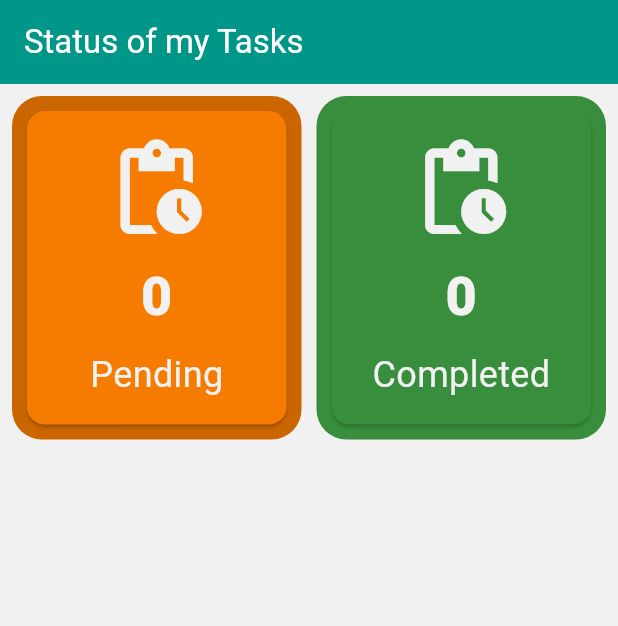
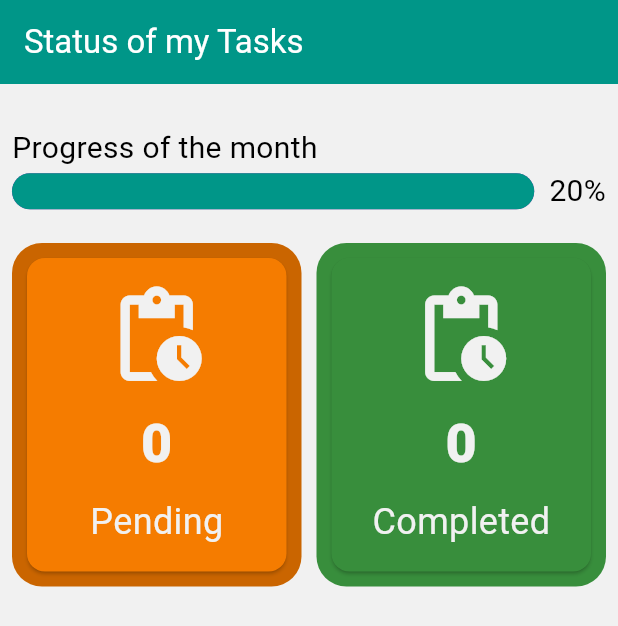
Before and after one commit to danielmontes9/flutter-todo-list-app, a Flutter app: the LayoutReport screen opened directly, on a phone screen of 412 x 824 dp. Shown: the top 626 px of the screen. Run offline on Flutter 3.47's test engine with Material 3 defaults, Android fonts, the phone set to English and light mode, and no system bars; our stand-ins replace equatable, flutter_bloc, flutter_expandable_fab, logger, sqflite, sqflite_common_ffi_web; accounts and stored records are empty.

Commit message:
feat: :sparkles: layout report

```diff
--- a/lib/features/todo/widgets/report/layout_report.dart
+++ b/lib/features/todo/widgets/report/layout_report.dart
@@ -17,7 +17,29 @@ class LayoutReport extends StatelessWidget {
         padding: const EdgeInsets.all(8.0),
         child: Column(
           children: [
-            Row(children: []),
+            SizedBox(height: 20),
+            Align(
+              alignment: Alignment.centerLeft,
+              child: Text(
+                'Progress of the month',
+                style: TextStyle(fontSize: 20),
+              ),
+            ),
+            Row(
+              children: [
+                Expanded(
+                  child: LinearProgressIndicator(
+                    minHeight: 24,
+                    borderRadius: BorderRadius.circular(12),
+                    value: 20,
+                    semanticsLabel: 'Linear progress indicator',
+                  ),
+                ),
+                SizedBox(width: 10),
+                Text('20%', style: TextStyle(fontSize: 20)),
+              ],
+            ),
+            SizedBox(height: 20),
             Row(
               children: [
                 Expanded(child: CardStatus(type: 'pending', value: 0)),
```
